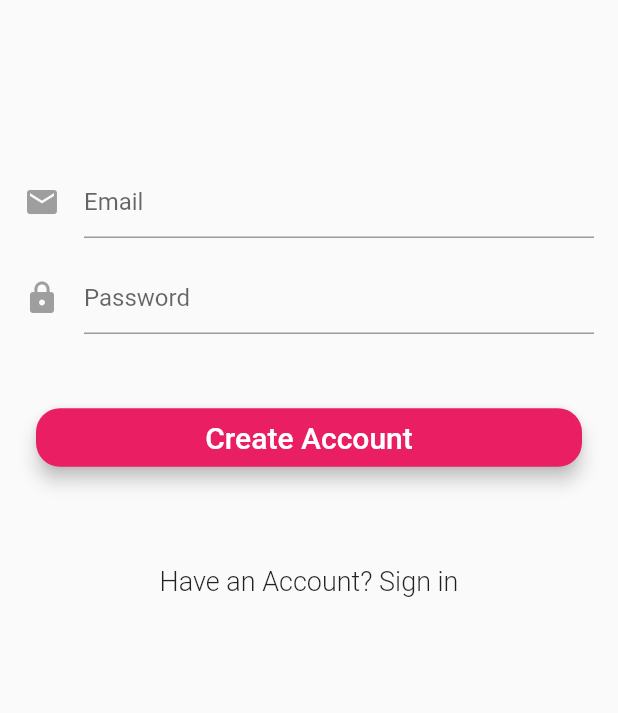
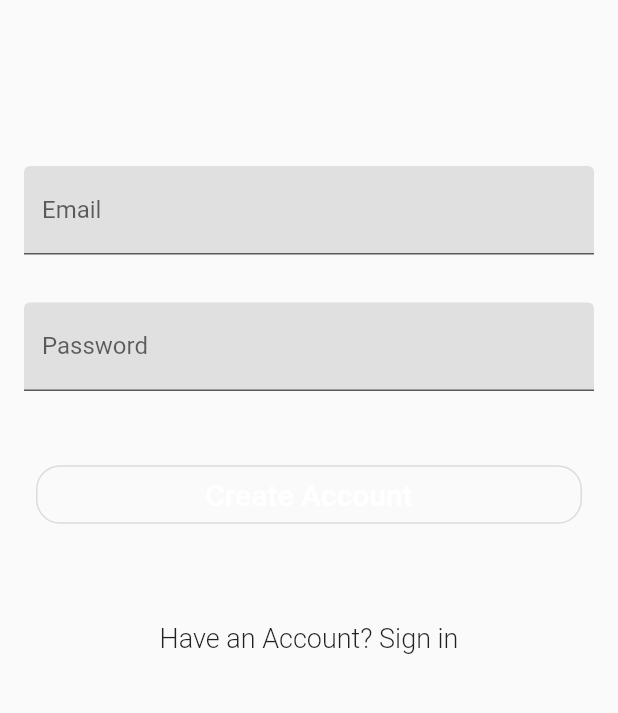
Before and after one commit to willyelns/initial-flutter-project, a Flutter app: the screen it shows after launch, after a tap on "Login", after a tap on "Create an Account", on a phone screen of 412 x 824 dp, the part 233-946 px from its top. Run offline on Flutter 3.47's test engine with Material 2 defaults, Android fonts, the phone set to English and light mode, and no system bars; our stand-ins replace firebase_auth; accounts and stored records are empty.

Commit message:
Initial changes

```diff
--- a/lib/widgets/login_signup_widgets.dart
+++ b/lib/widgets/login_signup_widgets.dart
@@ -2,7 +2,6 @@ import 'package:flutter/material.dart';
 import 'package:login_fb/enum/login_signup_enum.dart';
 
 class LoginSignUpWidgets {
-
   static Widget showCircularProgress({@required bool isLoading}) {
     if (isLoading) {
       return Center(child: CircularProgressIndicator());
@@ -27,16 +26,19 @@ class LoginSignUpWidgets {
   static Widget showEmailInput({@required String email}) {
     return Padding(
       padding: const EdgeInsets.fromLTRB(16.0, 100.0, 16.0, 0.0),
-      child: new TextFormField(
+      child: TextFormField(
         maxLines: 1,
         keyboardType: TextInputType.emailAddress,
         autofocus: false,
         decoration: new InputDecoration(
-          hintText: 'Email',
-          icon: new Icon(
-            Icons.mail,
-            color: Colors.grey
-          )
+          // hintText: 'Email',
+          labelText: 'Email',
+          // border: InputBorder.none,
+          filled: true,
+          fillColor: Colors.grey[300],
+          // border: OutlineInputBorder(),
+          // focusedBorder: OutlineInputBorder(),
+          // icon: new Icon(Icons.mail, color: Colors.grey)
         ),
         validator: (value) => value.isEmpty ? 'Email can\'t be empty' : null,
         onSaved: (value) => email = value,
@@ -46,17 +48,16 @@ class LoginSignUpWidgets {
 
   static Widget showPasswordInput({@required String password}) {
     return Padding(
-      padding: const EdgeInsets.fromLTRB(16.0, 16.0, 16.0, 0.0),
+      padding: const EdgeInsets.fromLTRB(16.0, 32.0, 16.0, 0.0),
       child: new TextFormField(
         maxLines: 1,
         obscureText: true,
         autofocus: false,
         decoration: new InputDecoration(
-          hintText: 'Password',
-          icon: new Icon(
-            Icons.lock,
-            color: Colors.grey
-          )
+          labelText: 'Password',
+          filled: true,
+          fillColor: Colors.grey[300],
+          // icon: new Icon(Icons.lock, color: Colors.grey)
         ),
         validator: (value) => value.isEmpty ? 'Password can\'t be empty' : null,
         onSaved: (value) => password = value,
@@ -64,63 +65,83 @@ class LoginSignUpWidgets {
     );
   }
 
-  static Widget showPrimaryButton({
-     @required FormMode formMode,
+  static Widget showPrimaryButton(
+      {@required FormMode formMode,
       @required Function validateAndSubmit,
-     @required bool isLoading
-   }) {
+      @required bool isLoading}) {
     return Padding(
       padding: EdgeInsets.fromLTRB(24.0, 45.0, 24.0, 0.0),
-      child: MaterialButton(
-        elevation: 5.0,
-        shape: RoundedRectangleBorder(borderRadius:BorderRadius.circular(16.0) ), // Adding Border to any widget
-        minWidth: 180.0,
-        height: 32.0,
+      child: OutlineButton(
+        highlightedBorderColor: Colors.pink[300],
+        shape: RoundedRectangleBorder(
+            borderRadius:
+                BorderRadius.circular(16.0)), // Adding Border to any widget
+        // minWidth: 180.0,
+        // height: 32.0,
         color: Colors.pink,
-        child: isLoading ? _showLoading() : _primaryButtonLabel(formMode: formMode),
+        child: isLoading
+            ? _showLoading()
+            : _primaryButtonLabel(formMode: formMode),
         onPressed: validateAndSubmit,
       ),
     );
   }
 
+  // static Widget showPrimaryButton(
+  //     {@required FormMode formMode,
+  //     @required Function validateAndSubmit,
+  //     @required bool isLoading}) {
+  //   return Padding(
+  //     padding: EdgeInsets.fromLTRB(24.0, 45.0, 24.0, 0.0),
+  //     child: MaterialButton(
+  //       elevation: 5.0,
+  //       shape: RoundedRectangleBorder(
+  //           borderRadius:
+  //               BorderRadius.circular(16.0)), // Adding Border to any widget
+  //       minWidth: 180.0,
+  //       height: 32.0,
+  //       color: Colors.pink,
+  //       child: isLoading
+  //           ? _showLoading()
+  //           : _primaryButtonLabel(formMode: formMode),
+  //       onPressed: validateAndSubmit,
+  //     ),
+  //   );
+  // }
+
   static Widget _showLoading() {
     return Padding(
       padding: EdgeInsets.symmetric(vertical: 8.0),
-      child: Center(child: CircularProgressIndicator(valueColor: AlwaysStoppedAnimation<Color>(Colors.white))),
+      child: Center(
+          child: CircularProgressIndicator(
+              valueColor: AlwaysStoppedAnimation<Color>(Colors.white))),
     );
   }
 
-  static Widget showSecondaryButton({
-    @required FormMode formMode,
+  static Widget showSecondaryButton(
+      {@required FormMode formMode,
       @required Function changeFormToSignUp,
-    @required Function changeFormToLogin
-  }) {
+      @required Function changeFormToLogin}) {
     return new Padding(
       padding: EdgeInsets.only(top: 48.0),
       child: FlatButton(
         child: _secondaryButtonLabel(formMode: formMode),
-      onPressed: formMode == FormMode.LOGIN
-        ? changeFormToSignUp
-        : changeFormToLogin,
+        onPressed:
+            formMode == FormMode.LOGIN ? changeFormToSignUp : changeFormToLogin,
       ),
     );
   }
 
   static Widget showErrorMessage({@required String errorMessage}) {
     if (errorMessage != null && errorMessage.length > 0) {
-      return new Text(
-        errorMessage,
+      return new Text(errorMessage,
           style: TextStyle(
               fontSize: 13.0,
               color: Colors.red,
               height: 1.0,
-          fontWeight: FontWeight.w300
-        )
-      );
+              fontWeight: FontWeight.w300));
     } else {
-      return new Container(
-        height: 0.0
-      );
+      return new Container(height: 0.0);
     }
   }
 
@@ -134,9 +155,11 @@ class LoginSignUpWidgets {
   }
 
   static Widget _secondaryButtonLabel({@required FormMode formMode}) {
-    TextStyle textStyle = new TextStyle(fontSize: 18.0, fontWeight: FontWeight.w300);
-    String textLabel = formMode == FormMode.LOGIN ? 'Create an Account' : 'Have an Account? Sign in';
+    TextStyle textStyle =
+        new TextStyle(fontSize: 18.0, fontWeight: FontWeight.w300);
+    String textLabel = formMode == FormMode.LOGIN
+        ? 'Create an Account'
+        : 'Have an Account? Sign in';
     return Text(textLabel, style: textStyle);
   }
-
 }
```
Also changed, not shown: lib/main.dart (+4 -8 lines), pubspec.lock, 4 other files. Lines whose indentation alone changed are shown as unchanged.
